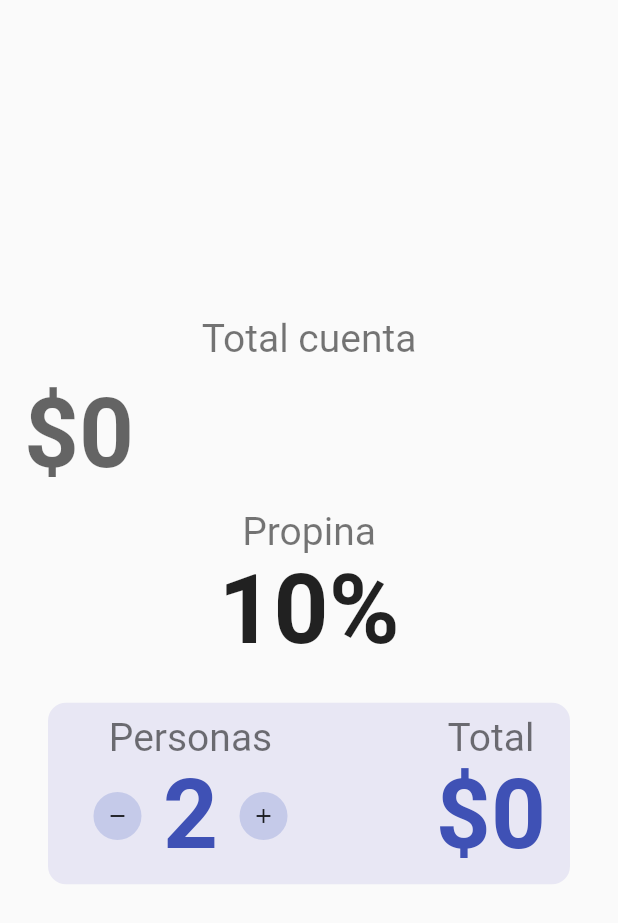
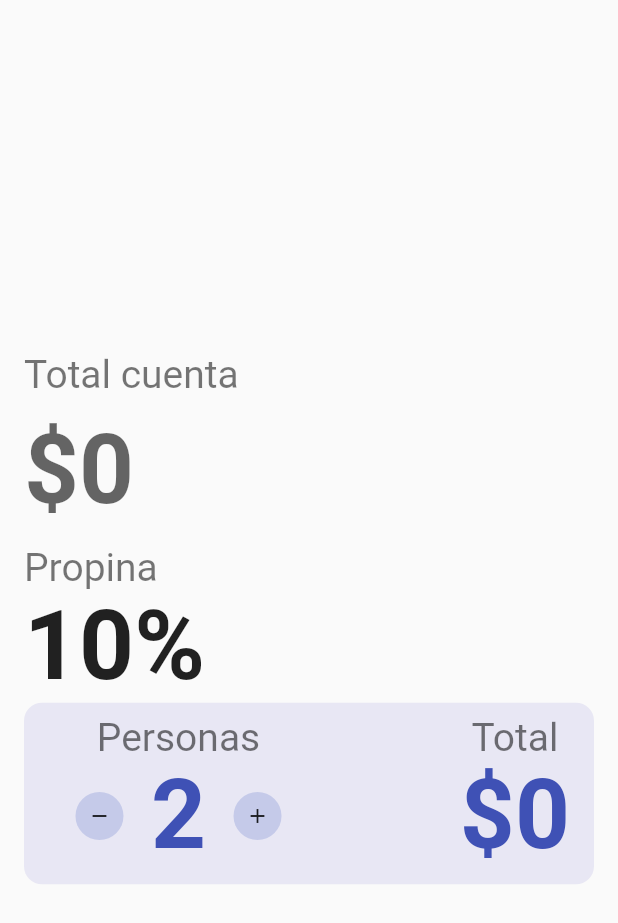
Before and after one commit to paablowski/tip-calculator, a Flutter app: the screen it shows after launch, on a phone screen of 412 x 824 dp. Shown: the top 923 px of the screen. Run offline on Flutter 3.47's test engine with Material 2 defaults, Android fonts, the phone set to English and light mode, and no system bars; our stand-ins replace bloc, flutter_bloc; Roboto replaces fonts that are missing (Dongle).

Commit message:
Column aligned left

```diff
--- a/lib/views/calculator_view.dart
+++ b/lib/views/calculator_view.dart
@@ -20,6 +20,7 @@ class _CalculatorViewState extends State<CalculatorView> {
             horizontal: 16.0,
           ),
           child: Column(
+            crossAxisAlignment: CrossAxisAlignment.start,
             mainAxisAlignment: MainAxisAlignment.center,
             children: [
               Text(
@@ -47,8 +48,6 @@ class _CalculatorViewState extends State<CalculatorView> {
                 style: Theme.of(context).textTheme.bodyText1,
               ),
               Container(
-                margin: const EdgeInsets.symmetric(
-                    horizontal: 16.0, vertical: 24.0),
                 padding:
                     const EdgeInsets.symmetric(horizontal: 16.0, vertical: 8.0),
                 decoration: BoxDecoration(
```
